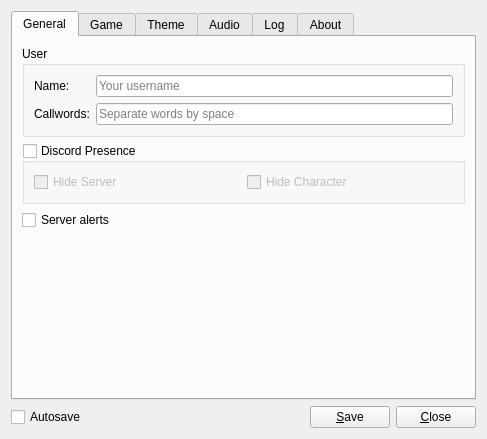
This is res/ui/config_panel.ui in lambdcalculus/AO2-Client as Qt 5 draws it before an edit. The edited form follows.
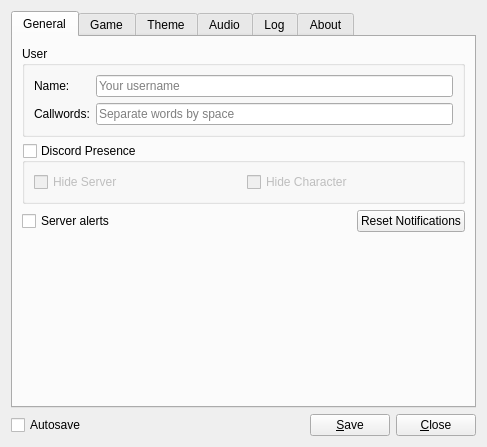
This is the edited form. The open tabs and pages were chosen to show the change.

Commit message: Added notification filtering for warnings

```diff
--- a/res/ui/config_panel.ui
+++ b/res/ui/config_panel.ui
@@ -7,7 +7,7 @@
     <x>0</x>
     <y>0</y>
     <width>487</width>
-    <height>439</height>
+    <height>447</height>
    </rect>
   </property>
   <property name="sizePolicy">
@@ -118,6 +118,8 @@
         </widget>
        </item>
        <item>
+        <layout class="QHBoxLayout" name="horizontalLayout_3">
+         <item>
         <widget class="QCheckBox" name="server_alerts">
          <property name="sizePolicy">
           <sizepolicy hsizetype="Minimum" vsizetype="Maximum">
@@ -129,6 +131,28 @@
           <string>Server alerts</string>
          </property>
         </widget>
+         </item>
+         <item>
+          <spacer name="horizontalSpacer_4">
+           <property name="orientation">
+            <enum>Qt::Horizontal</enum>
+           </property>
+           <property name="sizeHint" stdset="0">
+            <size>
+             <width>40</width>
+             <height>20</height>
+            </size>
+           </property>
+          </spacer>
+         </item>
+         <item>
+          <widget class="QPushButton" name="clear_notifications">
+           <property name="text">
+            <string>Reset Notifications</string>
+           </property>
+          </widget>
+         </item>
+        </layout>
        </item>
        <item>
         <spacer name="verticalSpacer_2">
```
Left out of the diff: 2 changed lines with no effect on the pictures. Lines whose indentation alone changed are shown as unchanged. The commit also changes 5 other files.
